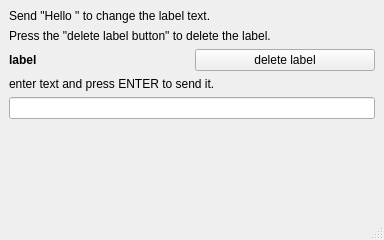
Fabien-B/pprzlinkQt, file example/mainwindow.ui: the form before one commit.
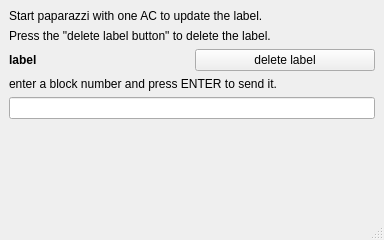
The form after the commit.

```diff
--- a/example/mainwindow.ui
+++ b/example/mainwindow.ui
@@ -18,7 +18,7 @@
     <item>
      <widget class="QLabel" name="label_2">
       <property name="text">
-       <string>Send &quot;Hello &lt;name&gt;&quot; to change the label text.</string>
+       <string>Start paparazzi with one AC to update the label.</string>
       </property>
      </widget>
     </item>
@@ -53,7 +53,7 @@
     <item>
      <widget class="QLabel" name="label_4">
       <property name="text">
-       <string>enter text and press ENTER to send it.</string>
+       <string>enter a block number and press ENTER to send it.</string>
       </property>
      </widget>
     </item>
```
